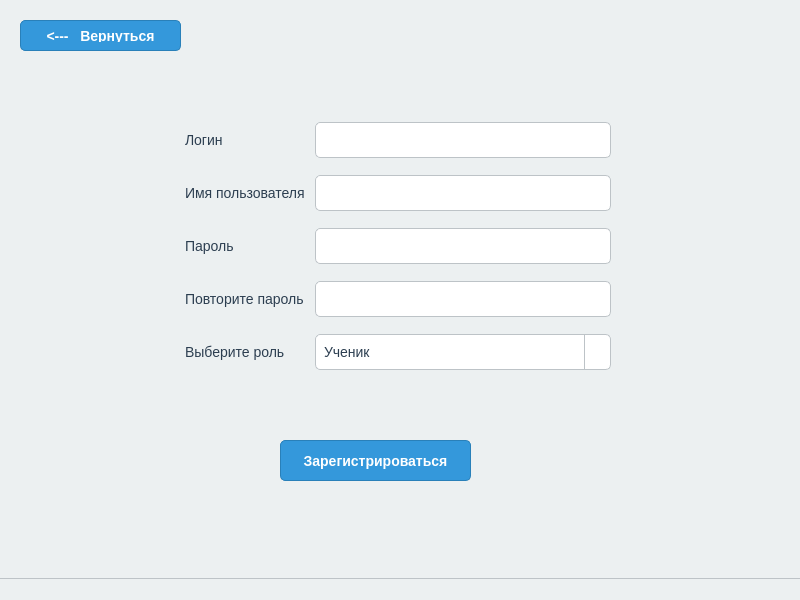
Before: the Qt Designer form pythonProject12/registration.ui in KOJlGyH/project_for_npk, drawn with Qt 5.
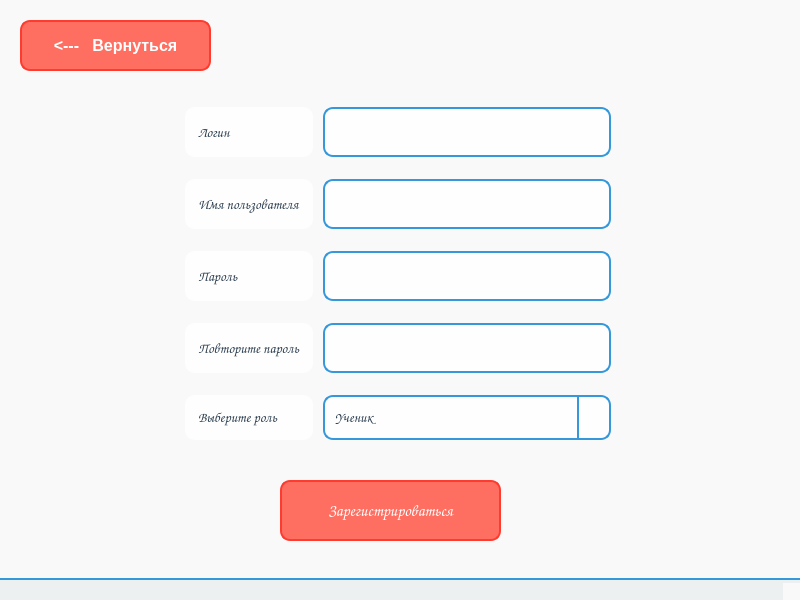
After: the same form once the commit is applied. Icons and pictures are not drawn.

Patch:
```diff
--- a/pythonProject12/registration.ui
+++ b/pythonProject12/registration.ui
@@ -12,7 +12,7 @@
   </property>
   <property name="font">
    <font>
-    <family>Segoe UI</family>
+    <family>Comic Sans MS</family>
     <pointsize>-1</pointsize>
    </font>
   </property>
@@ -22,20 +22,50 @@
   <property name="styleSheet">
    <string notr="true">/* General Settings */
 QWidget {
-    font-family: &quot;Segoe UI&quot;;
+    font-family: &quot;Comic Sans MS&quot;; /* Fun and playful font */
     font-size: 14px;
     color: #2c3e50; /* Dark blue for text */
-    background-color: #ecf0f1; /* Light gray background */
+    background-color: #f9f9f9; /* Light gray background */
+}
+
+/* Background Images for Different Pages */
+QWidget#mathPage {
+    background-image: url(:/backgrounds/math_background.png); /* Math-themed background */
+    background-position: center;
+    background-repeat: no-repeat;
+    background-size: cover;
+}
+
+QWidget#sciencePage {
+    background-image: url(:/backgrounds/science_background.png); /* Science-themed background */
+    background-position: center;
+    background-repeat: no-repeat;
+    background-size: cover;
+}
+
+QWidget#literaturePage {
+    background-image: url(:/backgrounds/literature_background.png); /* Literature-themed background */
+    background-position: center;
+    background-repeat: no-repeat;
+    background-size: cover;
+}
+
+QWidget#historyPage {
+    background-image: url(:/backgrounds/history_background.png); /* History-themed background */
+    background-position: center;
+    background-repeat: no-repeat;
+    background-size: cover;
 }
 
 /* Buttons */
 QPushButton {
-    background-color: #3498db; /* Blue */
+    background-color: #ff6f61; /* Coral */
     color: white;
-    border: 1px solid #2980b9; /* Darker blue */
-    border-radius: 5px;
-    padding: 8px 16px;
+    border: 2px solid #ff3b2f; /* Darker coral */
+    border-radius: 10px;
+    padding: 10px 20px;
     font-weight: bold;
+    font-size: 16px;
 }
 
 QPushButton:hover {
@@ -49,15 +79,16 @@
 QPushButton:disabled {
     background-color: #bdc3c7; /* Gray */
     color: #7f8c8d; /* Light gray text */
-    border: 1px solid #95a5a6;
+    border: 2px solid #95a5a6;
 }
 
 /* Line Edits */
 QLineEdit {
-    background-color: white;
-    border: 1px solid #bdc3c7; /* Light gray border */
-    border-radius: 5px;
-    padding: 8px;
+    background-color: rgba(255, 255, 255, 0.9); /* Semi-transparent white */
+    border: 2px solid #3498db; /* Blue border */
+    border-radius: 10px;
+    padding: 10px;
+font-size: 20px;
 }
 
 QLineEdit:focus {
@@ -68,27 +99,32 @@
 QLabel {
     color: #2c3e50; /* Dark blue */
     font-size: 14px;
+    background-color: rgba(255, 255, 255, 0.8); /* Semi-transparent white */
+    border-radius: 10px;
+    padding: 10px;
 }
 
 QLabel#titleLabel {
-    font-size: 18px;
+    font-size: 24px;
     font-weight: bold;
     color: #3498db; /* Blue for titles */
+    background-color: transparent; /* No background for titles */
 }
 
 /* Combo Boxes */
 QComboBox {
-    background-color: white;
-    border: 1px solid #bdc3c7;
-    border-radius: 5px;
-    padding: 8px;
+    background-color: rgba(255, 255, 255, 0.9); /* Semi-transparent white */
+    border: 2px solid #3498db; /* Blue border */
+    border-radius: 10px;
+    padding: 10px;
+    font-size: 14px;
 }
 
 QComboBox::drop-down {
     subcontrol-origin: padding;
     subcontrol-position: top right;
-    width: 25px;
-    border-left: 1px solid #bdc3c7;
+    width: 30px;
+    border-left: 2px solid #3498db;
 }
 
 QComboBox::down-arrow {
@@ -97,19 +133,22 @@
 
 QComboBox QAbstractItemView {
     background-color: white;
-    border: 1px solid #bdc3c7;
-    selection-background-color: #3498db; /* Blue for selected item */
+    border: 2px solid #3498db;
+    selection-background-color: #ff6f61; /* Coral for selected item */
     selection-color: white;
 }
 
 /* Check Boxes */
 QCheckBox {
     color: #2c3e50;
+    background-color: rgba(255, 255, 255, 0.8); /* Semi-transparent white */
+    border-radius: 10px;
+    padding: 10px;
 }
 
 QCheckBox::indicator {
-    width: 16px;
-    height: 16px;
+    width: 20px;
+    height: 20px;
 }
 
 QCheckBox::indicator:checked {
@@ -123,11 +162,14 @@
 /* Radio Buttons */
 QRadioButton {
     color: #2c3e50;
+    background-color: rgba(255, 255, 255, 0.8); /* Semi-transparent white */
+    border-radius: 10px;
+    padding: 10px;
 }
 
 QRadioButton::indicator {
-    width: 16px;
-    height: 16px;
+    width: 20px;
+    height: 20px;
 }
 
 QRadioButton::indicator:checked {
@@ -141,30 +183,31 @@
 /* Progress Bars */
 QProgressBar {
     background-color: #bdc3c7;
-    border: 1px solid #95a5a6;
-    border-radius: 5px;
+    border: 2px solid #95a5a6;
+    border-radius: 10px;
     text-align: center;
     color: #2c3e50;
 }
 
 QProgressBar::chunk {
-    background-color: #3498db; /* Blue */
-    border-radius: 5px;
+    background-color: #ff6f61; /* Coral */
+    border-radius: 10px;
 }
 
 /* Spin Boxes */
 QSpinBox {
-    background-color: white;
-    border: 1px solid #bdc3c7;
-    border-radius: 5px;
-    padding: 8px;
+    background-color: rgba(255, 255, 255, 0.9); /* Semi-transparent white */
+    border: 2px solid #3498db; /* Blue border */
+    border-radius: 10px;
+    padding: 10px;
+    font-size: 14px;
 }
 
 QSpinBox::up-button, QSpinBox::down-button {
     subcontrol-origin: border;
     subcontrol-position: top right;
-    width: 20px;
-    border-left: 1px solid #bdc3c7;
+    width: 30px;
+    border-left: 2px solid #3498db;
 }
 
 QSpinBox::up-arrow {
@@ -177,39 +220,42 @@
 
 /* Group Boxes */
 QGroupBox {
-    border: 1px solid #bdc3c7;
-    border-radius: 5px;
+    border: 2px solid #3498db; /* Blue border */
+    border-radius: 10px;
     margin-top: 10px;
     padding-top: 15px;
     font-weight: bold;
     color: #3498db; /* Blue for group box titles */
+    background-color: rgba(255, 255, 255, 0.8); /* Semi-transparent white */
 }
 
 QGroupBox::title {
     subcontrol-origin: margin;
     subcontrol-position: top left;
-    padding: 0 5px;
+    padding: 0 10px;
 }
 
 /* Tabs */
 QTabWidget::pane {
-    border: 1px solid #bdc3c7;
-    border-radius: 5px;
-    padding: 5px;
+    border: 2px solid #3498db; /* Blue border */
+    border-radius: 10px;
+    padding: 10px;
+    background-color: rgba(255, 255, 255, 0.9); /* Semi-transparent white */
 }
 
 QTabBar::tab {
     background-color: #ecf0f1;
-    border: 1px solid #bdc3c7;
+    border: 2px solid #3498db;
     border-bottom: none;
-    padding: 8px 16px;
-    border-top-left-radius: 5px;
-    border-top-right-radius: 5px;
+    padding: 10px 20px;
+    border-top-left-radius: 10px;
+    border-top-right-radius: 10px;
+    font-size: 14px;
 }
 
 QTabBar::tab:selected {
     background-color: white;
-    border-bottom: 1px solid white;
+    border-bottom: 2px solid white;
 }
 
 QTabBar::tab:hover {
@@ -220,12 +266,12 @@
 /* Scroll Bars */
 QScrollBar:horizontal, QScrollBar:vertical {
     background-color: #ecf0f1;
-    border-radius: 5px;
+    border-radius: 10px;
 }
 
 QScrollBar::handle:horizontal, QScrollBar::handle:vertical {
-    background-color: #3498db; /* Blue */
-    border-radius: 5px;
+    background-color: #ff6f61; /* Coral */
+    border-radius: 10px;
 }
 
 QScrollBar::add-line, QScrollBar::sub-line {
@@ -248,11 +294,11 @@
 }
 
 QMenuBar::item {
-    padding: 8px 16px;
+    padding: 10px 20px;
 }
 
 QMenuBar::item:selected {
-    background-color: #3498db; /* Blue */
+    background-color: #ff6f61; /* Coral */
     color: white;
 }
 
@@ -274,25 +320,25 @@
 /* Tables */
 QTableView {
     background-color: white;
-    border: 1px solid #bdc3c7;
-    border-radius: 5px;
+    border: 2px solid #3498db;
+    border-radius: 10px;
 }
 
 QTableView::item {
-    padding: 8px;
+    padding: 10px;
 }
 
 QTableView::item:selected {
-    background-color: #3498db; /* Blue */
+    background-color: #ff6f61; /* Coral */
     color: white;
 }
 
 /* Text Edit */
 QTextEdit {
-    background-color: white;
-    border: 1px solid #bdc3c7;
-    border-radius: 5px;
-    padding: 8px;
+    background-color: rgba(255, 255, 255, 0.9); /* Semi-transparent white */
+    border: 2px solid #3498db;
+    border-radius: 10px;
+    padding: 10px;
 }
 
 QTextEdit:focus {
@@ -302,21 +348,21 @@
 /* Status Bar */
 QStatusBar {
     background-color: #ecf0f1;
-    border-top: 1px solid #bdc3c7;
-    padding: 5px;
+    border-top: 2px solid #3498db;
+    padding: 10px;
 }
 
 /* Tool Bars */
 QToolBar {
     background-color: #ecf0f1;
-    border-bottom: 1px solid #bdc3c7;
-    padding: 5px;
+    border-bottom: 2px solid #3498db;
+    padding: 10px;
 }
 
 QToolBar::separator {
-    background-color: #bdc3c7;
-    width: 1px;
-    margin: 5px;
+    background-color: #3498db;
+    width: 2px;
+    margin: 10px;
 }</string>
   </property>
   <widget class="QWidget" name="centralwidget">
@@ -324,14 +370,14 @@
     <property name="geometry">
      <rect>
       <x>280</x>
-      <y>440</y>
-      <width>191</width>
-      <height>41</height>
+      <y>480</y>
+      <width>221</width>
+      <height>61</height>
      </rect>
     </property>
     <property name="font">
      <font>
-      <family>Segoe UI</family>
+      <family>Comic Sans MS</family>
       <pointsize>-1</pointsize>
       <weight>75</weight>
       <bold>true</bold>
@@ -351,9 +397,9 @@
     <property name="geometry">
      <rect>
       <x>180</x>
-      <y>120</y>
+      <y>100</y>
       <width>431</width>
-      <height>266</height>
+      <height>361</height>
      </rect>
     </property>
     <layout class="QGridLayout" name="gridLayout" rowstretch="0,0,0,0,0">
@@ -373,7 +419,7 @@
       <widget class="QLabel" name="label_3">
        <property name="font">
         <font>
-         <family>Segoe UI</family>
+         <family>Comic Sans MS</family>
          <pointsize>-1</pointsize>
         </font>
        </property>
@@ -386,7 +432,7 @@
       <widget class="QLabel" name="label_2">
        <property name="font">
         <font>
-         <family>Segoe UI</family>
+         <family>Comic Sans MS</family>
          <pointsize>-1</pointsize>
         </font>
        </property>
@@ -399,7 +445,7 @@
       <widget class="QLabel" name="label">
        <property name="font">
         <font>
-         <family>Segoe UI</family>
+         <family>Comic Sans MS</family>
          <pointsize>-1</pointsize>
         </font>
        </property>
@@ -433,7 +479,7 @@
       <widget class="QComboBox" name="comboBox">
        <property name="font">
         <font>
-         <family>Segoe UI</family>
+         <family>Comic Sans MS</family>
          <pointsize>-1</pointsize>
         </font>
        </property>
@@ -453,7 +499,7 @@
       <widget class="QLabel" name="label_5">
        <property name="font">
         <font>
-         <family>Segoe UI</family>
+         <family>Comic Sans MS</family>
          <pointsize>-1</pointsize>
         </font>
        </property>
@@ -466,7 +512,7 @@
       <widget class="QLabel" name="label_6">
        <property name="font">
         <font>
-         <family>Segoe UI</family>
+         <family>Comic Sans MS</family>
          <pointsize>-1</pointsize>
         </font>
        </property>
@@ -489,8 +535,8 @@
      <rect>
       <x>20</x>
       <y>20</y>
-      <width>161</width>
-      <height>31</height>
+      <width>191</width>
+      <height>51</height>
      </rect>
     </property>
     <property name="styleSheet">
```
Left out of the diff: 26 changed lines with no effect on the pictures.
